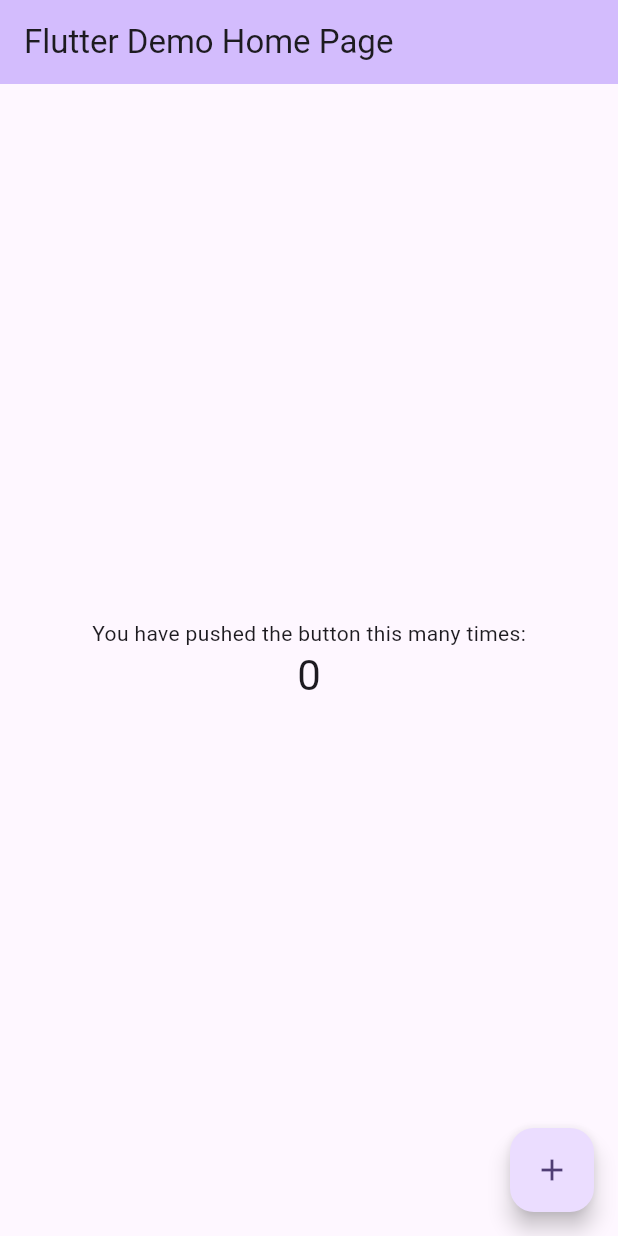
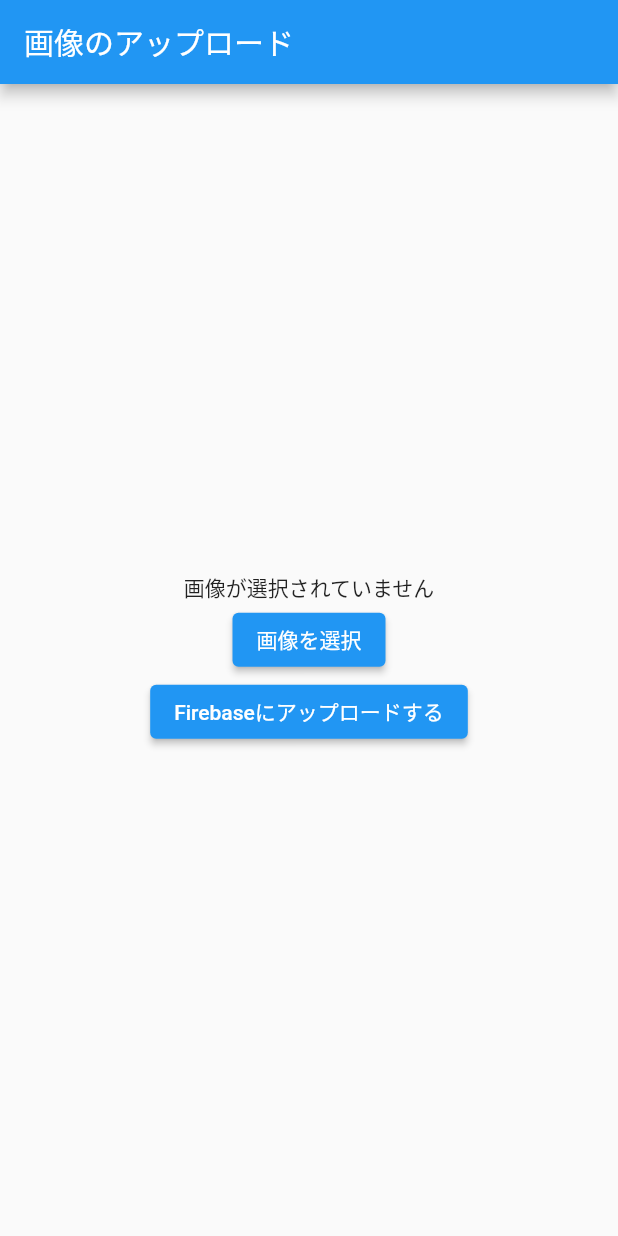
Before and after one commit to uetomo186/image_recognition_app, a Flutter app: the screen it shows after launch, on a phone screen of 412 x 824 dp. Run offline on Flutter 3.47's test engine with Material 2 defaults, Android fonts, the light colour scheme and no system bars; our stand-ins replace firebase_core, firebase_storage, image_picker; accounts and stored records are empty.

Commit message:
ファイルの文字を変更

```diff
--- a/lib/main.dart
+++ b/lib/main.dart
@@ -1,40 +1,65 @@
+import 'package:firebase_core/firebase_core.dart';
 import 'package:flutter/material.dart';
+import 'dart:io';
+import 'package:image_picker/image_picker.dart';
+import 'package:firebase_storage/firebase_storage.dart';
+import 'package:image_recognition_app/firebase_options.dart';
 
-void main() {
+void main() async {
+  WidgetsFlutterBinding.ensureInitialized();
+  await Firebase.initializeApp(
+    options: DefaultFirebaseOptions.currentPlatform,
+  );
   runApp(const MyApp());
 }
 
 class MyApp extends StatelessWidget {
   const MyApp({super.key});
 
-  // This widget is the root of your application.
   @override
   Widget build(BuildContext context) {
     return MaterialApp(
-      title: 'Flutter Demo',
+      title: 'Image Upload',
       theme: ThemeData(
-        colorScheme: ColorScheme.fromSeed(seedColor: Colors.deepPurple),
-        useMaterial3: true,
+        primarySwatch: Colors.blue,
       ),
-      home: const MyHomePage(title: 'Flutter Demo Home Page'),
+      home: const ImageUploadScreen(),
     );
   }
 }
 
-class MyHomePage extends StatefulWidget {
-  const MyHomePage({super.key, required this.title});
-  final String title;
+class ImageUploadScreen extends StatefulWidget {
+  const ImageUploadScreen({super.key});
 
   @override
-  State<MyHomePage> createState() => _MyHomePageState();
+  _ImageUploadScreenState createState() => _ImageUploadScreenState();
 }
 
-class _MyHomePageState extends State<MyHomePage> {
-  int _counter = 0;
+class _ImageUploadScreenState extends State<ImageUploadScreen> {
+  File? _image;
+  final picker = ImagePicker();
 
-  void _incrementCounter() {
+  Future getImage() async {
+    final pickedFile = await picker.pickImage(source: ImageSource.gallery);
+
     setState(() {
-      _counter++;
+      if (pickedFile != null) {
+        _image = File(pickedFile.path);
+      } else {
+        print('No image selected.');
+      }
+    });
+  }
+
+  Future uploadImageToFirebase(BuildContext context) async {
+    String fileName = DateTime.now().millisecondsSinceEpoch.toString();
+    FirebaseStorage storage = FirebaseStorage.instance;
+    Reference ref = storage.ref().child("画像/$fileName");
+    UploadTask uploadTask = ref.putFile(_image!);
+    await uploadTask.whenComplete(() {
+      debugPrint('ファイルがアップロードされました');
+      ScaffoldMessenger.of(context)
+          .showSnackBar(const SnackBar(content: Text('ファイルをアップロードできました')));
     });
   }
 
@@ -42,28 +67,24 @@
   Widget build(BuildContext context) {
     return Scaffold(
       appBar: AppBar(
-        backgroundColor: Theme.of(context).colorScheme.inversePrimary,
-        title: Text(widget.title),
+        title: const Text('画像のアップロード'),
       ),
       body: Center(
         child: Column(
           mainAxisAlignment: MainAxisAlignment.center,
           children: <Widget>[
-            const Text(
-              'You have pushed the button this many times:',
+            _image == null ? const Text('画像が選択されていません') : Image.file(_image!),
+            ElevatedButton(
+              onPressed: getImage,
+              child: const Text('画像を選択'),
             ),
-            Text(
-              '$_counter',
-              style: Theme.of(context).textTheme.headlineMedium,
+            ElevatedButton(
+              child: const Text('Firebaseにアップロードする'),
+              onPressed: () => uploadImageToFirebase(context),
             ),
           ],
         ),
       ),
-      floatingActionButton: FloatingActionButton(
-        onPressed: _incrementCounter,
-        tooltip: 'Increment',
-        child: const Icon(Icons.add),
-      ),
     );
   }
 }
```
